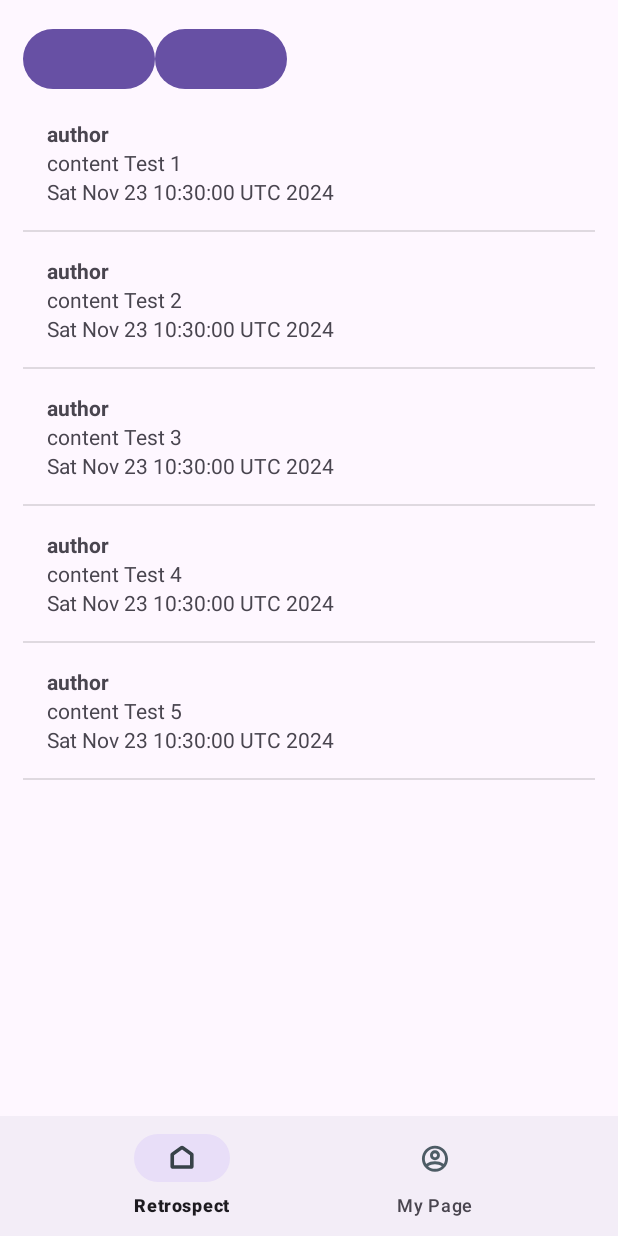
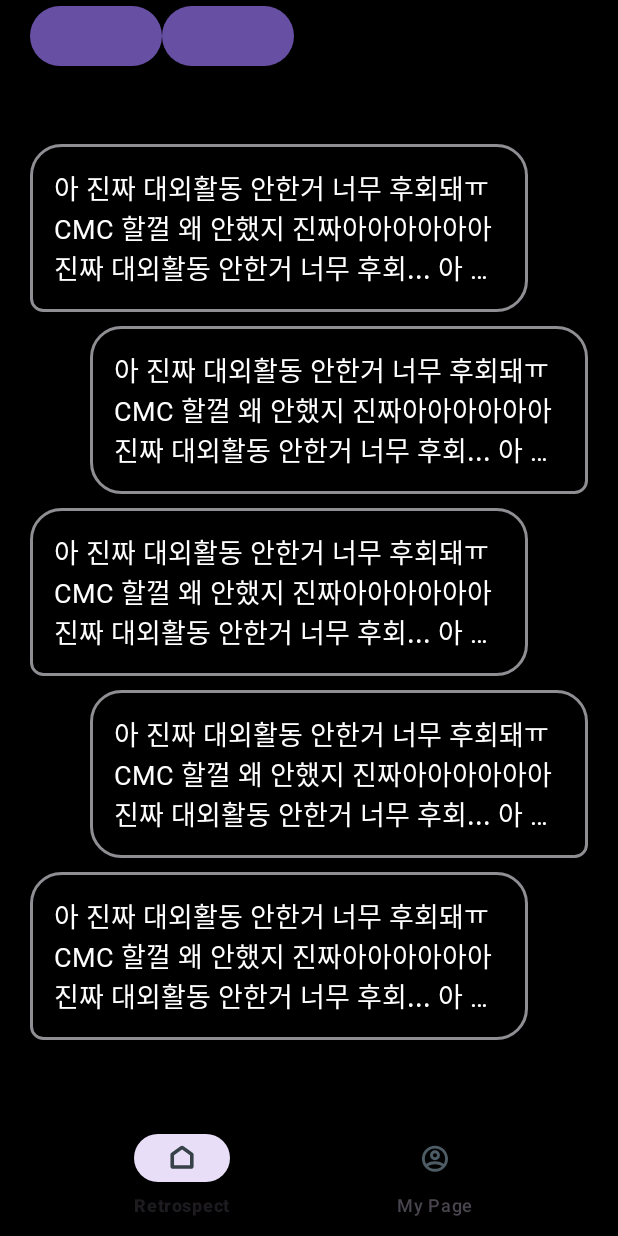
Before and after one commit to CMC-16th-TeamU/MZ_Gen-s_Regret_Android, an Android app: the screen it shows after launch (MainActivity), on a phone screen of 412 x 824 dp. Run offline under Robolectric (Android 15) with nearby library versions, the phone set to English and light mode, and no system bars; our stand-ins replace Dagger/Hilt's generated code, paging.

Commit message:
feat : 피드 디자인 적용

```diff
--- a/app/src/main/java/com/cmc/regret_aos/FeedAdapter.kt
+++ b/app/src/main/java/com/cmc/regret_aos/FeedAdapter.kt
@@ -8,17 +8,43 @@ import androidx.paging.PagingDataAdapter
 import androidx.recyclerview.widget.DiffUtil
 import androidx.recyclerview.widget.RecyclerView
 
-class FeedAdapter : PagingDataAdapter<FeedData, FeedViewHolder>(FeedDiffUtil()) {
+class FeedAdapter : PagingDataAdapter<FeedData, RecyclerView.ViewHolder>(FeedDiffUtil()) {
 
-    override fun onCreateViewHolder(parent: ViewGroup, viewType: Int): FeedViewHolder {
-        val layoutInflater = LayoutInflater.from(parent.context)
-        val view = layoutInflater.inflate(R.layout.feed_item_layout, parent, false)
-        return FeedViewHolder(view)
+    companion object {
+        private const val LEFT_VIEW = 1
+        private const val RIGHT_VIEW = 2
     }
 
-    override fun onBindViewHolder(holder: FeedViewHolder, position: Int) {
+    override fun getItemViewType(position: Int): Int {
+        return if (position % 2 == 0) LEFT_VIEW else RIGHT_VIEW
+    }
+
+    override fun onCreateViewHolder(parent: ViewGroup, viewType: Int): RecyclerView.ViewHolder {
+
+        val layoutInflater = LayoutInflater.from(parent.context)
+
+        return when(viewType) {
+            LEFT_VIEW -> {
+                val leftView = layoutInflater.inflate(R.layout.feed_left_item_layout, parent, false)
+                LeftViewHolder(leftView)
+            }
+            RIGHT_VIEW -> {
+                val rightView = layoutInflater.inflate(R.layout.feed_right_tem_layout, parent, false)
+                RightViewHolder(rightView)
+            }
+            else -> {
+                val leftView = layoutInflater.inflate(R.layout.feed_left_item_layout, parent, false)
+                LeftViewHolder(leftView)
+            }
+        }
+    }
+
+    override fun onBindViewHolder(holder: RecyclerView.ViewHolder, position: Int) {
         val item = getItem(position) ?: return
-        holder.bind(item)
+        when (holder) {
+            is LeftViewHolder -> holder.bind(item)
+            is RightViewHolder -> holder.bind(item)
+        }
     }
 }
 
@@ -32,14 +58,18 @@ class FeedDiffUtil : DiffUtil.ItemCallback<FeedData>() {
     }
 }
 
-class FeedViewHolder(itemView: View) : RecyclerView.ViewHolder(itemView) {
-    private val authorTextView: TextView = itemView.findViewById(R.id.authorTextView)
+class LeftViewHolder(itemView: View) : RecyclerView.ViewHolder(itemView) {
     private val contentTextView: TextView = itemView.findViewById(R.id.contentTextView)
-    private val createdDateTextView: TextView = itemView.findViewById(R.id.createdDateTextView)
 
     fun bind(feedData: FeedData) {
-        authorTextView.text = feedData.author
         contentTextView.text = feedData.content
-        createdDateTextView.text = feedData.created.toString() // You might want to format the date here
     }
 }
+
+class RightViewHolder(itemView: View) : RecyclerView.ViewHolder(itemView) {
+    private val contentTextView: TextView = itemView.findViewById(R.id.contentTextView)
+
+    fun bind(feedData: FeedData) {
+        contentTextView.text = feedData.content
+    }
+}
--- a/app/src/main/java/com/cmc/regret_aos/FeedDataSource.kt
+++ b/app/src/main/java/com/cmc/regret_aos/FeedDataSource.kt
@@ -16,27 +16,27 @@ class FeedDataSource(
             val response = listOf(
                 FeedData(
                     author = "author",
-                    content = "content Test 1",
+                    content = "아 진짜 대외활동 안한거 너무 후회돼ㅠ CMC 할껄 왜 안했지 진짜아아아아아아 진짜 대외활동 안한거 너무 후회... 아 진짜 대외활동 안한거 너무 후회돼ㅠ CMC 할껄 왜 안했지 진짜아아아아아아 진짜 대외활동 안한거 너무 후회...",
                     created = Date()
                 ),
                 FeedData(
                     author = "author",
-                    content = "content Test 2",
+                    content = "아 진짜 대외활동 안한거 너무 후회돼ㅠ CMC 할껄 왜 안했지 진짜아아아아아아 진짜 대외활동 안한거 너무 후회... 아 진짜 대외활동 안한거 너무 후회돼ㅠ CMC 할껄 왜 안했지 진짜아아아아아아 진짜 대외활동 안한거 너무 후회...",
                     created = Date()
                 ),
                 FeedData(
                     author = "author",
-                    content = "content Test 3",
+                    content = "아 진짜 대외활동 안한거 너무 후회돼ㅠ CMC 할껄 왜 안했지 진짜아아아아아아 진짜 대외활동 안한거 너무 후회... 아 진짜 대외활동 안한거 너무 후회돼ㅠ CMC 할껄 왜 안했지 진짜아아아아아아 진짜 대외활동 안한거 너무 후회...",
                     created = Date()
                 ),
                 FeedData(
                     author = "author",
-                    content = "content Test 4",
+                    content = "아 진짜 대외활동 안한거 너무 후회돼ㅠ CMC 할껄 왜 안했지 진짜아아아아아아 진짜 대외활동 안한거 너무 후회... 아 진짜 대외활동 안한거 너무 후회돼ㅠ CMC 할껄 왜 안했지 진짜아아아아아아 진짜 대외활동 안한거 너무 후회...",
                     created = Date()
                 ),
                 FeedData(
                     author = "author",
-                    content = "content Test 5",
+                    content = "아 진짜 대외활동 안한거 너무 후회돼ㅠ CMC 할껄 왜 안했지 진짜아아아아아아 진짜 대외활동 안한거 너무 후회... 아 진짜 대외활동 안한거 너무 후회돼ㅠ CMC 할껄 왜 안했지 진짜아아아아아아 진짜 대외활동 안한거 너무 후회...",
                     created = Date()
                 )
             )
--- /dev/null
+++ b/app/src/main/res/drawable/left_bottom_non_radius.xml
@@ -0,0 +1,12 @@
+<?xml version="1.0" encoding="utf-8"?>
+<shape xmlns:android="http://schemas.android.com/apk/res/android"
+    android:shape="rectangle" android:padding = "10dp">
+    <solid android:color="#000000"></solid>
+    <corners
+        android:bottomLeftRadius="8dp"
+        android:bottomRightRadius="20dp"
+        android:topLeftRadius="20dp"
+        android:topRightRadius="20dp"></corners>
+    <stroke android:width="2dp"
+        android:color="@color/gray_1"></stroke>
+</shape>
--- /dev/null
+++ b/app/src/main/res/drawable/right_bottom_non_radius.xml
@@ -0,0 +1,12 @@
+<?xml version="1.0" encoding="utf-8"?>
+<shape xmlns:android="http://schemas.android.com/apk/res/android"
+    android:shape="rectangle" android:padding = "10dp">
+    <solid android:color="#000000"></solid>
+    <corners
+        android:bottomLeftRadius="20dp"
+        android:bottomRightRadius="8dp"
+        android:topLeftRadius="20dp"
+        android:topRightRadius="20dp"></corners>
+    <stroke android:width="2dp"
+        android:color="@color/gray_1"></stroke>
+</shape>
--- /dev/null
+++ b/app/src/main/res/drawable/vertical_gradiunt.xml
@@ -0,0 +1,8 @@
+<?xml version="1.0" encoding="utf-8"?>
+<shape xmlns:android="http://schemas.android.com/apk/res/android">
+    <gradient
+        android:startColor="#00FFFFFF"
+        android:centerColor="#80000000"
+        android:endColor="#FF000000"
+        android:angle="270"/>
+</shape>
--- a/app/src/main/res/layout/activity_main.xml
+++ b/app/src/main/res/layout/activity_main.xml
@@ -4,6 +4,7 @@
     xmlns:tools="http://schemas.android.com/tools"
     android:layout_width="match_parent"
     android:layout_height="match_parent"
+    android:background="@color/black"
     tools:context=".MainActivity">
 
     <androidx.fragment.app.FragmentContainerView
@@ -14,13 +15,13 @@
         app:layout_constraintStart_toStartOf="parent"
         app:layout_constraintTop_toTopOf="parent"
         app:layout_constraintEnd_toEndOf="parent"
-        app:layout_constraintBottom_toTopOf="@+id/bottom_navigation"/>
+        app:layout_constraintBottom_toBottomOf="parent"/>
 
     <com.google.android.material.bottomnavigation.BottomNavigationView
         android:id="@+id/bottom_navigation"
         android:layout_width="match_parent"
         android:layout_height="wrap_content"
-        app:layout_constraintTop_toBottomOf="@+id/main_container"
+        android:background="@drawable/vertical_gradiunt"
         app:layout_constraintBottom_toBottomOf="parent"
         app:menu="@menu/main_nav_item"/>
 
--- a/app/src/main/res/layout/feed_item_layout.xml
+++ /dev/null
@@ -1,29 +0,0 @@
-<?xml version="1.0" encoding="utf-8"?>
-<LinearLayout xmlns:android="http://schemas.android.com/apk/res/android"
-    android:layout_width="match_parent"
-    android:layout_height="wrap_content"
-    android:orientation="vertical"
-    android:padding="16dp">
-
-    <TextView
-        android:id="@+id/authorTextView"
-        android:layout_width="match_parent"
-        android:layout_height="wrap_content"
-        android:text="Author Name"
-        android:textStyle="bold" />
-
-    <TextView
-        android:id="@+id/contentTextView"
-        android:layout_width="match_parent"
-        android:layout_height="wrap_content"
-        android:maxLines="2"
-        android:ellipsize="end"
-        android:text="Feed content" />
-
-    <TextView
-        android:id="@+id/createdDateTextView"
-        android:layout_width="match_parent"
-        android:layout_height="wrap_content"
-        android:text="Created Date" />
-
-</LinearLayout>
--- /dev/null
+++ b/app/src/main/res/layout/feed_left_item_layout.xml
@@ -0,0 +1,28 @@
+<?xml version="1.0" encoding="utf-8"?>
+<LinearLayout xmlns:android="http://schemas.android.com/apk/res/android"
+    android:layout_width="match_parent"
+    android:layout_height="wrap_content"
+    android:layout_marginVertical="8dp"
+    android:orientation="vertical">
+
+    <LinearLayout
+        android:layout_width="match_parent"
+        android:layout_height="wrap_content"
+        android:layout_marginEnd="40dp"
+        android:background="@drawable/left_bottom_non_radius"
+        android:padding="16dp">
+
+        <TextView
+            android:id="@+id/contentTextView"
+            android:layout_width="match_parent"
+            android:layout_height="wrap_content"
+            android:maxLines="3"
+            android:ellipsize="end"
+            android:textColor="@color/white"
+            style="@style/Body1"
+            android:text="아 진짜 대외활동 안한거 너무 후회돼ㅠ CMC 할껄 왜 안했지 진짜아아아아아아 진짜 대외활동 안한거 너무 후회... 아 진짜 대외활동 안한거 너무 후회돼ㅠ CMC 할껄 왜 안했지 진짜아아아아아아 진짜 대외활동 안한거 너무 후회..." />
+
+
+    </LinearLayout>
+
+</LinearLayout>
--- /dev/null
+++ b/app/src/main/res/layout/feed_right_tem_layout.xml
@@ -0,0 +1,27 @@
+<?xml version="1.0" encoding="utf-8"?>
+<LinearLayout xmlns:android="http://schemas.android.com/apk/res/android"
+    android:layout_width="match_parent"
+    android:layout_height="wrap_content"
+    android:orientation="vertical">
+
+    <LinearLayout
+        android:layout_width="match_parent"
+        android:layout_height="wrap_content"
+        android:layout_marginStart="40dp"
+        android:background="@drawable/right_bottom_non_radius"
+        android:padding="16dp">
+
+        <TextView
+            android:id="@+id/contentTextView"
+            android:layout_width="match_parent"
+            android:layout_height="wrap_content"
+            android:maxLines="3"
+            android:ellipsize="end"
+            android:textColor="@color/white"
+            style="@style/Body1"
+            android:text="아 진짜 대외활동 안한거 너무 후회돼ㅠ CMC 할껄 왜 안했지 진짜아아아아아아 진짜 대외활동 안한거 너무 후회... 아 진짜 대외활동 안한거 너무 후회돼ㅠ CMC 할껄 왜 안했지 진짜아아아아아아 진짜 대외활동 안한거 너무 후회..." />
+
+
+    </LinearLayout>
+
+</LinearLayout>
--- a/app/src/main/res/layout/fragment_retrospect.xml
+++ b/app/src/main/res/layout/fragment_retrospect.xml
@@ -9,7 +9,7 @@
     <androidx.constraintlayout.widget.ConstraintLayout
         android:layout_width="match_parent"
         android:layout_height="match_parent"
-        android:padding="15dp">
+        android:paddingHorizontal="20dp">
 
 
         <LinearLayout
@@ -35,6 +35,7 @@
             android:id="@+id/feedRecyclerView"
             android:layout_width="match_parent"
             android:layout_height="0dp"
+            android:layout_marginTop="40dp"
             app:layout_constraintTop_toBottomOf="@+id/feedFilterLayout"
             app:layout_constraintBottom_toBottomOf="parent"/>
 
```
